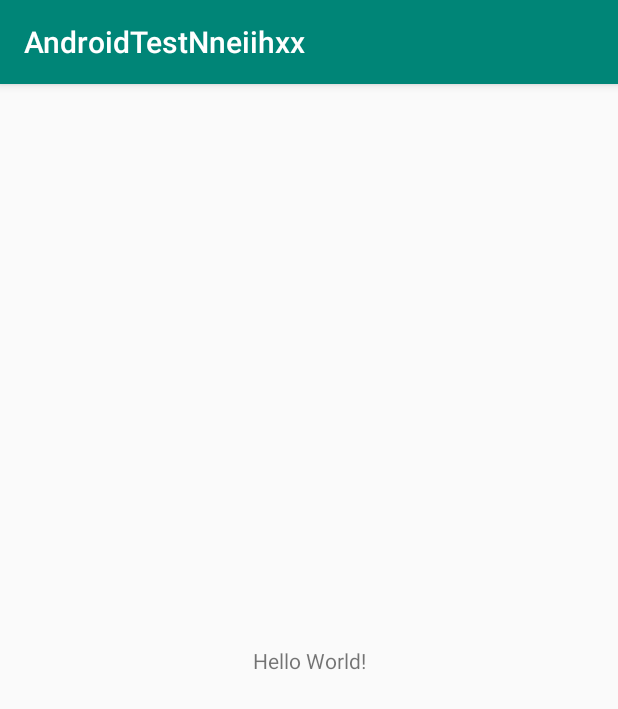
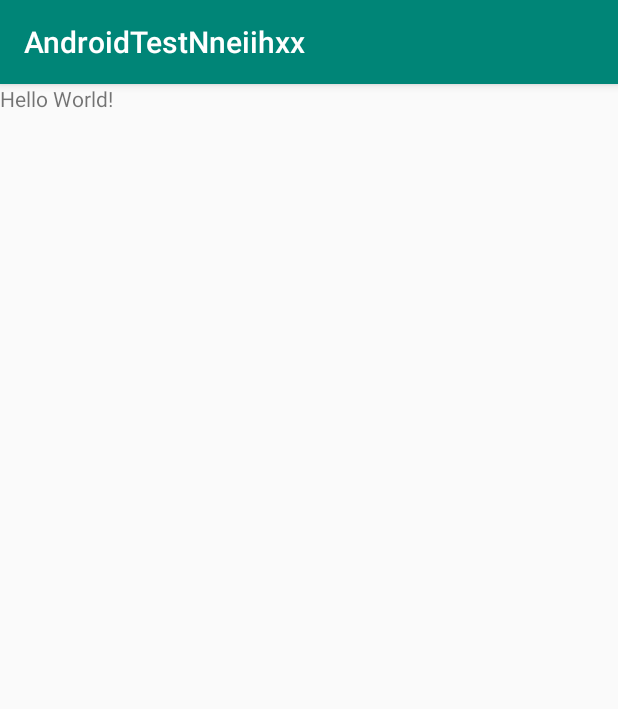
Before and after one commit to XinHeXin/AndroidTestNneiihxx, an Android app: the screen it shows after launch (MainActivity), on a phone screen of 412 x 824 dp. Shown: the top 709 px of the screen. Run offline under Robolectric (Android 15) with nearby library versions, the phone set to English and light mode, and no system bars.

Commit message:
activity_main.xml更新线性布局

```diff
--- a/app/src/main/res/layout/activity_main.xml
+++ b/app/src/main/res/layout/activity_main.xml
@@ -1,6 +1,5 @@
 <?xml version="1.0" encoding="utf-8"?>
-<androidx.constraintlayout.widget.ConstraintLayout xmlns:android="http://schemas.android.com/apk/res/android"
-    xmlns:app="http://schemas.android.com/apk/res-auto"
+<LinearLayout xmlns:android="http://schemas.android.com/apk/res/android"
     xmlns:tools="http://schemas.android.com/tools"
     android:layout_width="match_parent"
     android:layout_height="match_parent"
@@ -9,10 +8,6 @@
     <TextView
         android:layout_width="wrap_content"
         android:layout_height="wrap_content"
-        android:text="Hello World!"
-        app:layout_constraintBottom_toBottomOf="parent"
-        app:layout_constraintLeft_toLeftOf="parent"
-        app:layout_constraintRight_toRightOf="parent"
-        app:layout_constraintTop_toTopOf="parent" />
+        android:text="Hello World!" />
 
-</androidx.constraintlayout.widget.ConstraintLayout>
+</LinearLayout>
```
